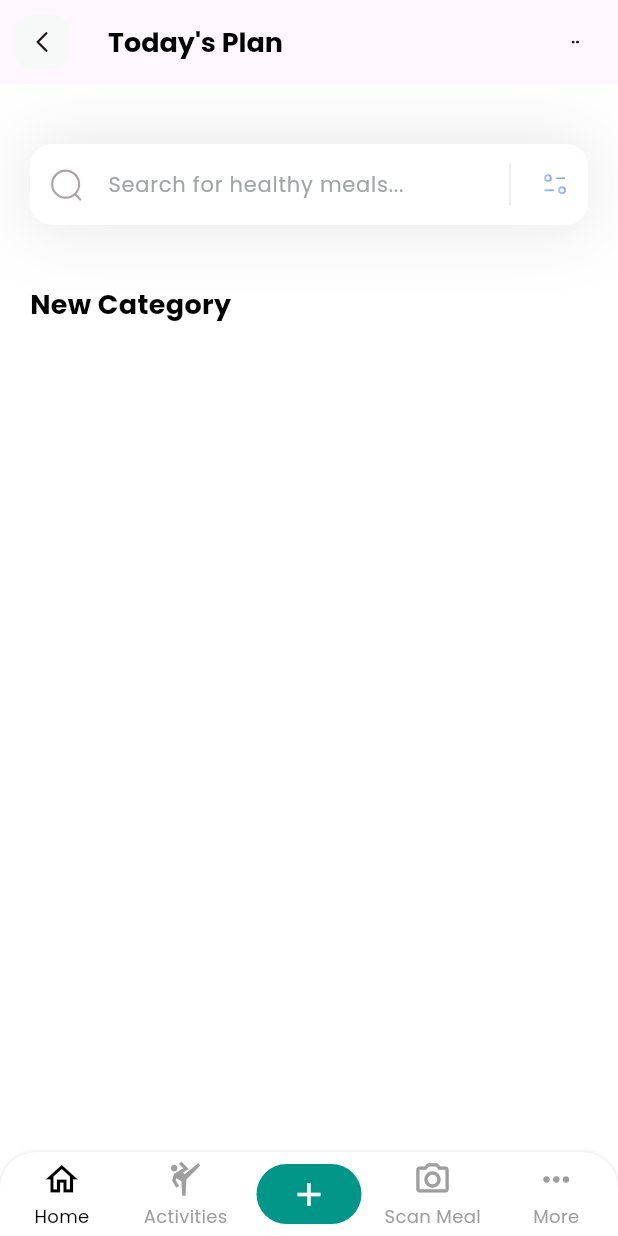
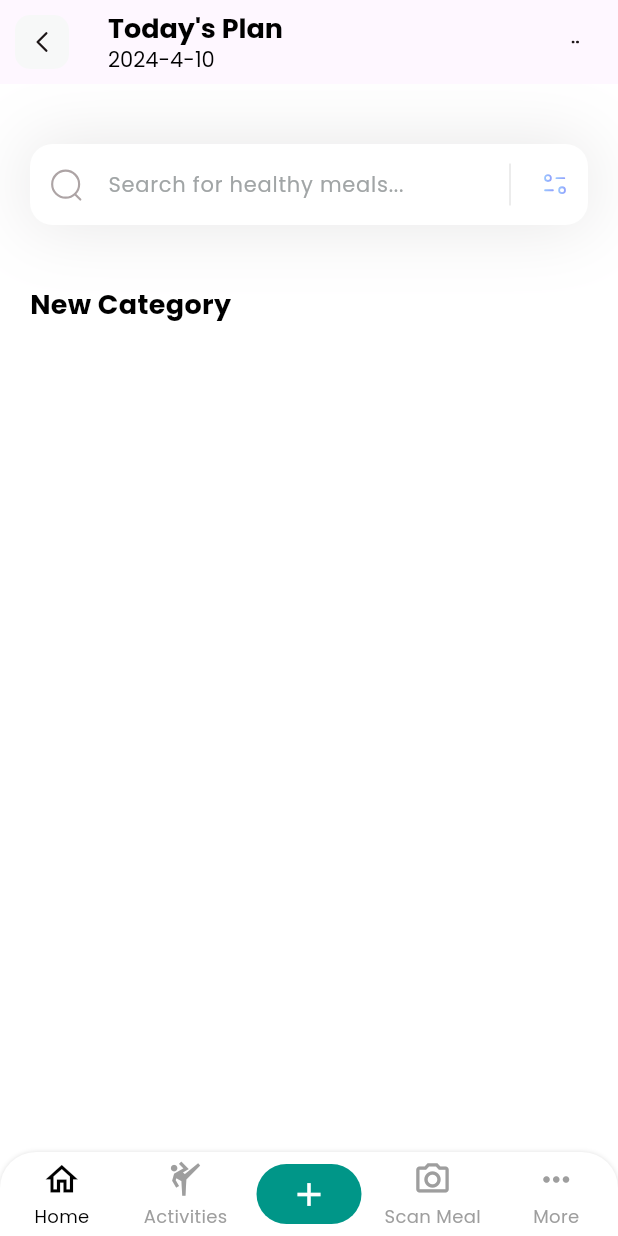
Before and after one commit to Vishvak12/myfitness_app, a Flutter app: the screen it shows after launch, on a phone screen of 412 x 824 dp. Run offline on Flutter 3.47's test engine with Material 3 defaults, Android fonts, the phone set to English and light mode, and no system bars; drawn by our look-alikes of persistent_bottom_nav_bar; our stand-ins replace flutter_svg; missing offline and left inert: pie_menu.

Commit message:
modified:   lib/pages/dashboard.dart

```diff
--- a/lib/pages/dashboard.dart
+++ b/lib/pages/dashboard.dart
@@ -125,12 +125,25 @@ class _HomePageState extends State<HomePage> {
   }
   AppBar appBar() {
   return AppBar(
-      title: const Text(
+    title: Column(
+      crossAxisAlignment: CrossAxisAlignment.start,
+      children: [
+        const Text(
           "Today's Plan",
           style: TextStyle(
             color: Colors.black,
             fontSize: 18,
-          fontWeight: FontWeight.bold,),
+            fontWeight: FontWeight.bold,
+          ),
+        ),
+        Text(
+          _getFormattedDate(), // Call function to get the formatted date
+          style: TextStyle(
+            color: Colors.black,
+            fontSize: 14,
+          ),
+        ),
+      ],
     ),
 
       leading: GestureDetector(
@@ -168,4 +181,10 @@ class _HomePageState extends State<HomePage> {
     )],
       );
   }
-}
+
+String _getFormattedDate() {
+  // Get the current date and format it as desired
+  DateTime now = DateTime.now();
+  String formattedDate = "${now.year}-${now.month}-${now.day}";
+  return formattedDate;
+}}
```
Lines whose indentation alone changed are shown as unchanged.
